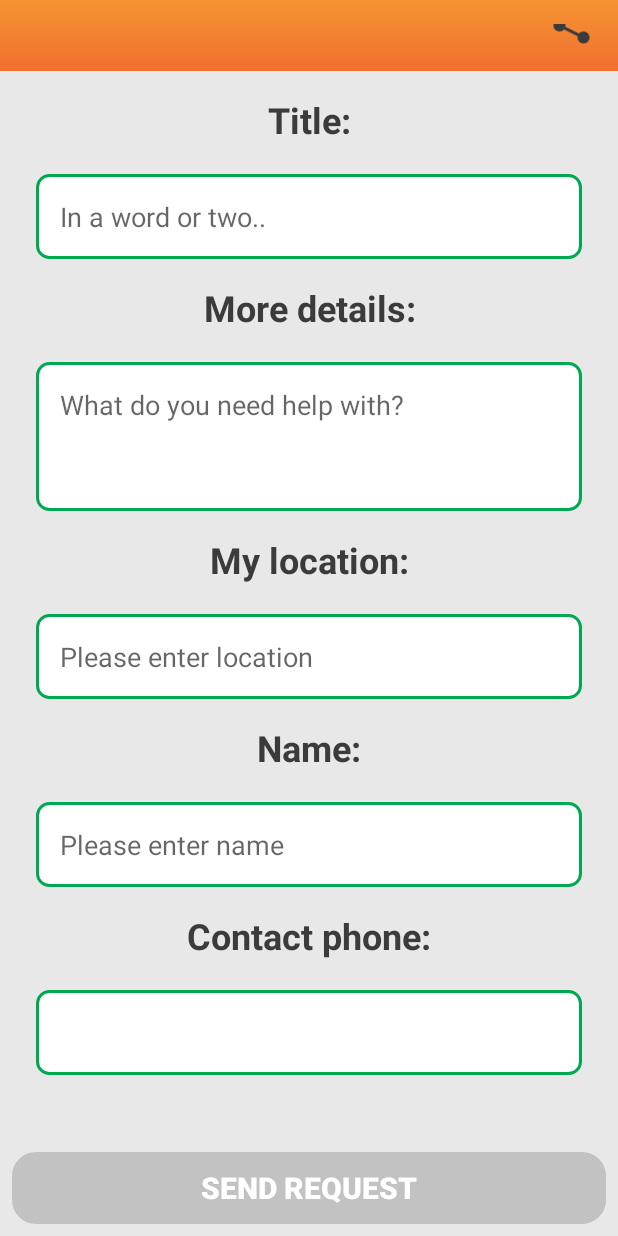
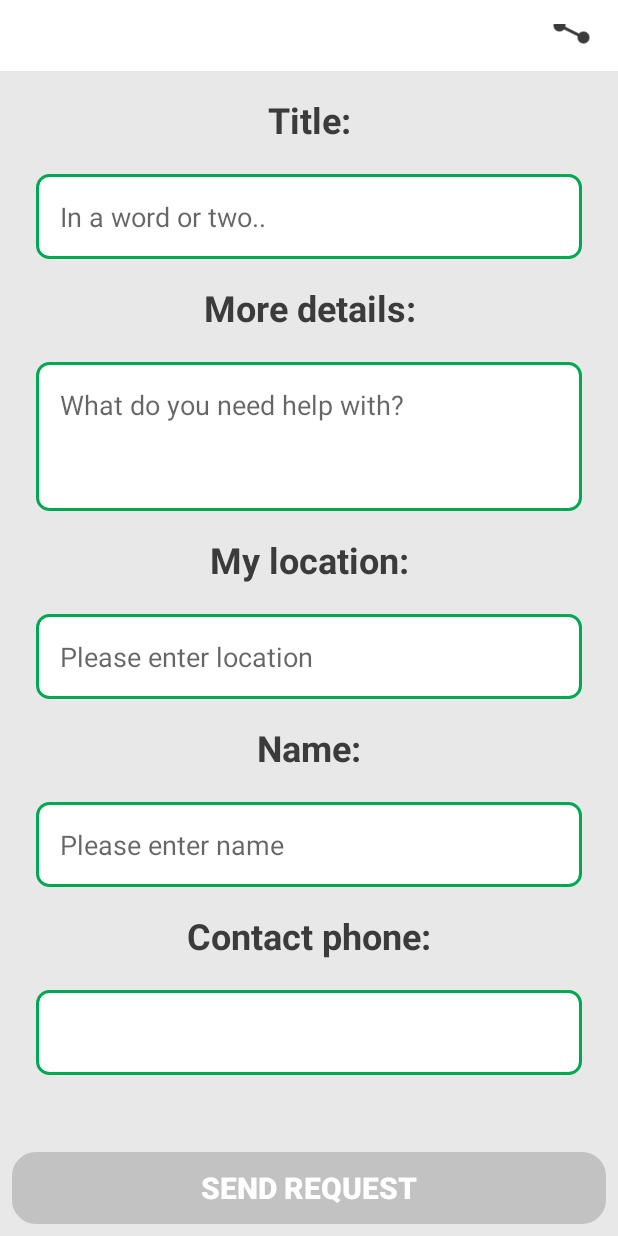
Before and after one commit to hofitMizrahi/BDude, an Android app: the CreateHelpRequestActivity screen opened directly, with no data from a screen before it, after a tap on an icon or button, on a phone screen of 412 x 824 dp. Run offline under Robolectric (Android 15) with nearby library versions, the phone set to English and light mode, and no system bars; our stand-ins replace ButterKnife, Dagger/Hilt's generated code, EventBus, Firebase (no records; nobody signed in at launch, a user with empty details on screens opened directly), RxJava; libraries missing offline, so code that uses them is left out: com.firebase.ui, com.squareup.okhttp; 3 statements that could not run were skipped.

Commit message:
change navigation ui

```diff
--- a/app/src/main/java/com/edudb/bdude/general/BaseActionBar.java
+++ b/app/src/main/java/com/edudb/bdude/general/BaseActionBar.java
@@ -33,9 +33,9 @@ public class BaseActionBar extends ConstraintLayout {
 
     @BindView(R.id.btnShare)
     Button btnShare;
-
-    @BindView(R.id.ask_location)
-    ImageView askLocation;
+//
+//    @BindView(R.id.ask_location)
+//    ImageView askLocation;
 
     @OnClick(R.id.btnShare)
     void onShareBtnClicked() {
@@ -52,10 +52,10 @@ public class BaseActionBar extends ConstraintLayout {
         EventBus.getDefault().post(new UserRegistrationMessageEvent());
     }
 
-    @OnClick(R.id.ask_location)
-    void onAskPermissionBtnClicked() {
-        EventBus.getDefault().post(new LocationMessageEvent());
-    }
+//    @OnClick(R.id.ask_location)
+//    void onAskPermissionBtnClicked() {
+//        EventBus.getDefault().post(new LocationMessageEvent());
+//    }
 
     public BaseActionBar(Context context) {
         super(context);
--- a/app/src/main/res/layout/action_bar_options.xml
+++ b/app/src/main/res/layout/action_bar_options.xml
@@ -8,23 +8,11 @@
     <androidx.constraintlayout.widget.ConstraintLayout
         android:layout_width="match_parent"
         android:layout_height="wrap_content"
-        android:background="@drawable/header_gradient_horizontal"
+        android:background="@color/colorWhite"
         android:orientation="horizontal"
         android:paddingTop="16dp"
         android:paddingBottom="16dp"
         android:weightSum="4">
-
-<!--        <Button-->
-<!--            android:id="@+id/btnLocation"-->
-<!--            android:layout_width="35dp"-->
-<!--            android:layout_height="35dp"-->
-<!--            android:layout_centerVertical="true"-->
-<!--            android:layout_marginEnd="16dp"-->
-<!--            android:background="@drawable/green_location_ic"-->
-<!--            android:padding="15dp"-->
-<!--            android:visibility="visible"-->
-<!--            app:layout_constraintEnd_toStartOf="@+id/btnShare"-->
-<!--            app:layout_constraintTop_toTopOf="parent" />-->
 
         <Button
             android:id="@+id/btnShare"
@@ -52,20 +40,6 @@
             app:layout_constraintStart_toStartOf="parent"
             app:layout_constraintTop_toTopOf="parent" />
 
-
-<!--        <TextView-->
-<!--            android:id="@+id/logo"-->
-<!--            android:layout_width="wrap_content"-->
-<!--            android:layout_height="wrap_content"-->
-<!--            android:layout_weight="1"-->
-<!--            android:background="@drawable/ic_logo_40"-->
-<!--            android:gravity="center"-->
-<!--            android:padding="10sp"-->
-<!--            android:textStyle="normal"-->
-<!--            app:layout_constraintEnd_toEndOf="parent"-->
-<!--            app:layout_constraintStart_toStartOf="parent"-->
-<!--            app:layout_constraintTop_toTopOf="parent" />-->
-
         <LinearLayout
             android:id="@+id/searchContainer"
             android:layout_width="0dp"
@@ -73,38 +47,37 @@
             android:layout_marginStart="16dp"
             android:layout_marginEnd="16dp"
             android:layout_centerHorizontal="true"
-            android:background="@drawable/searching_style"
-            android:orientation="horizontal"
-            android:paddingEnd="16dp"
+            android:orientation="vertical"
+            android:gravity="center"
             app:layout_constraintEnd_toStartOf="@+id/btnShare"
             app:layout_constraintStart_toEndOf="@+id/btnUserRegistration"
             app:layout_constraintTop_toTopOf="parent">
 
             <TextView
-                android:id="@+id/getLocationText"
-                android:layout_width="match_parent"
-                android:layout_height="45dp"
+                android:layout_width="wrap_content"
+                android:layout_height="wrap_content"
                 android:layout_weight="1"
-                android:gravity="center|start"
+                android:drawableTint="@color/colorBlack"
+                android:drawableStart="@drawable/ic_location_on"
+                android:gravity="center"
                 android:lines="1"
                 android:textDirection="locale"
-                android:paddingStart="16dp"
                 android:paddingTop="5dp"
-                android:paddingBottom="6dp"
                 android:textSize="18sp"
                 tools:text="...תל אביב" />
 
-            <ImageView
-                android:id="@+id/ask_location"
-                android:layout_width="30dp"
-                android:layout_height="30dp"
-                android:layout_gravity="center"
-                android:layout_marginStart="10dp"
-                android:paddingStart="8dp"
-                android:src="@drawable/ic_gps_fixed_black" />
-
+            <TextView
+                android:id="@+id/getLocationText"
+                android:layout_width="match_parent"
+                android:layout_height="wrap_content"
+                android:layout_weight="1"
+                android:gravity="center"
+                android:lines="1"
+                android:textStyle="bold"
+                android:textColor="@color/colorDark"
+                android:textDirection="locale"
+                android:textSize="20sp"
+                tools:text="...תל אביב" />
         </LinearLayout>
-
-
     </androidx.constraintlayout.widget.ConstraintLayout>
 </LinearLayout>
--- a/app/src/main/res/values/styles.xml
+++ b/app/src/main/res/values/styles.xml
@@ -3,7 +3,7 @@
     <!-- Base application theme. -->
     <style name="AppTheme" parent="Theme.AppCompat.Light.NoActionBar">
         <item name="colorPrimary">@color/colorPrimary</item>
-        <item name="colorPrimaryDark">@color/colorPrimary</item>
+        <item name="colorPrimaryDark">@color/colorBlack</item>
         <item name="colorAccent">@color/colorPrimaryDark</item>
     </style>
 
```
